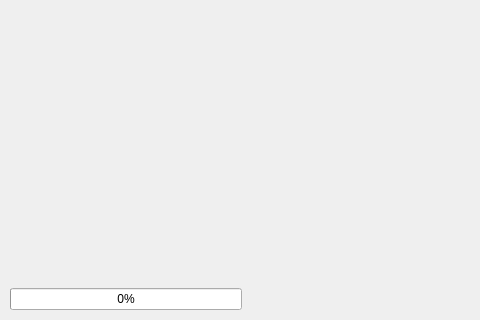
Old version of the form framebuffer.ui in the repository pavelsevecek/mpcv; both pictures show x 0 to 480 and y 401 to 721 of the 1098 by 721 pixel window.
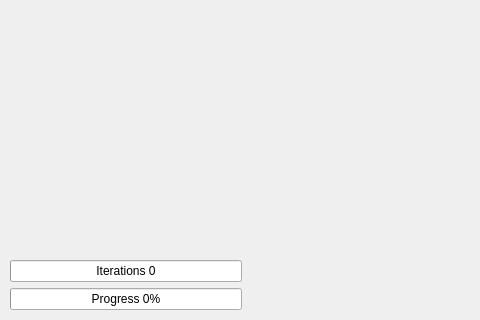
New version of the form. Custom widgets are drawn as their Qt base class.

Commit message: added iteration progress bar

What changed in the file:
```diff
--- a/framebuffer.ui
+++ b/framebuffer.ui
@@ -112,11 +112,27 @@
          </property>
         </spacer>
        </item>
+       <item>
+        <widget class="QProgressBar" name="iterations">
+         <property name="maximum">
+          <number>10</number>
+         </property>
+         <property name="value">
+          <number>0</number>
+         </property>
+         <property name="format">
+          <string>Iterations %v</string>
+         </property>
+        </widget>
+       </item>
        <item>
         <widget class="QProgressBar" name="progress">
          <property name="value">
           <number>0</number>
          </property>
+         <property name="format">
+          <string>Progress %p%</string>
+         </property>
         </widget>
        </item>
       </layout>
```
The commit also changes 3 other files.
